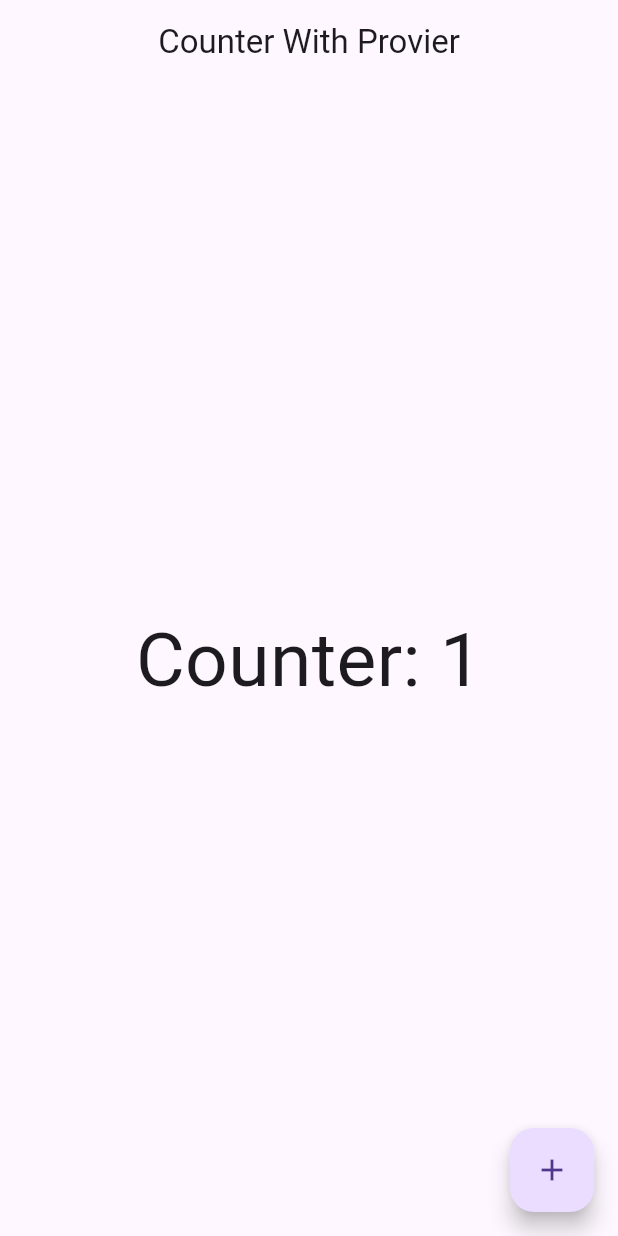
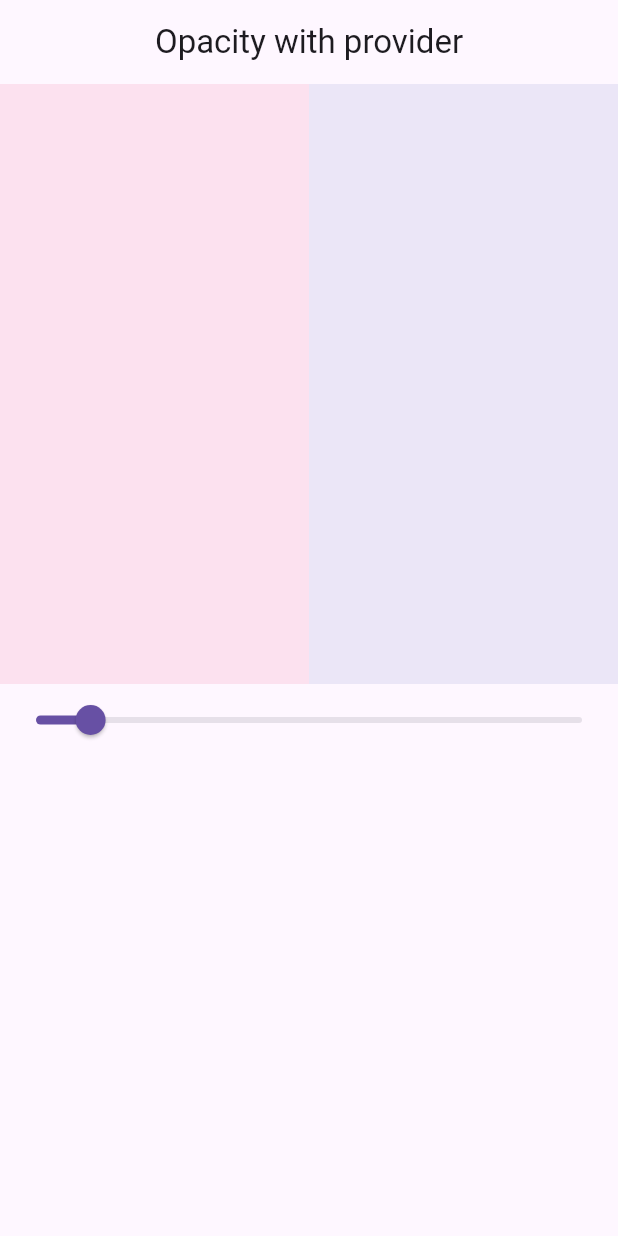
Before and after one commit to araful39/Provier_Practice, a Flutter app: the screen it shows after launch, on a phone screen of 412 x 824 dp. Run offline on Flutter 3.47's test engine with Material 3 defaults, Android fonts, the phone set to English and light mode, and no system bars; our stand-ins replace get.

Commit message:
change container opacity with setsate,getx, provider

```diff
--- a/lib/main.dart
+++ b/lib/main.dart
@@ -5,6 +5,9 @@ import 'package:provider/provider.dart';
 import 'package:provider_practice/part-01/model_view/provier_controller/provier_controller.dart';
 import 'package:provider_practice/part-01/view/counter_with_getx.dart';
 import 'package:provider_practice/part-01/view/counter_with_provider.dart';
+import 'package:provider_practice/part-01/view/opacity_color_with_setstat.dart';
+import 'package:provider_practice/part-01/view/opacity_with_getx.dart';
+import 'package:provider_practice/part-01/view/opacity_with_provier.dart';
 
 
 
@@ -25,7 +28,7 @@ class MyApp extends StatelessWidget {
 
     ],
     child: GetMaterialApp(
-      home: CounterWithProvider(),
+      home: OpacityWithProvider(),
     ),
     );
     return GetMaterialApp(
--- a/lib/part-01/model_view/controller/controller.dart
+++ b/lib/part-01/model_view/controller/controller.dart
@@ -3,8 +3,12 @@ import 'package:get/get.dart';
 class CounterController extends GetxController{
   RxInt counter=1.obs;
  var name="Raju".obs;
-
+RxDouble opactiy=0.0.obs;
 void increementCounter(){
   counter++;
 }
+void getOpacity(double val){
+  opactiy.value=val;
+  update();
 }
+}
--- a/lib/part-01/model_view/provier_controller/provier_controller.dart
+++ b/lib/part-01/model_view/provier_controller/provier_controller.dart
@@ -2,9 +2,15 @@ import 'package:flutter/cupertino.dart';
 
 class CounterProvider extends ChangeNotifier{
   int _count=1;
+  double _opacity=0.1;
   int get count=> _count;
+  double get opacity=>_opacity;
   void updateCounter(){
     _count++;
     notifyListeners();
   }
+  void updateOpacity(double value){
+    _opacity=value;
+    notifyListeners();
+  }
 }
--- /dev/null
+++ b/lib/part-01/view/opacity_with_provier.dart
@@ -0,0 +1,48 @@
+import 'package:flutter/material.dart';
+import 'package:provider/provider.dart';
+import 'package:provider_practice/part-01/model_view/provier_controller/provier_controller.dart';
+
+class OpacityWithProvider extends StatefulWidget {
+  const OpacityWithProvider({super.key});
+
+  @override
+  State<OpacityWithProvider> createState() => _OpacityWithProviderState();
+}
+
+class _OpacityWithProviderState extends State<OpacityWithProvider> {
+  @override
+  Widget build(BuildContext context) {
+    final _opactityProvider=Provider.of<CounterProvider>(context);
+    return Scaffold(
+      appBar: AppBar(
+        title: Text("Opacity with provider"),
+        centerTitle: true,
+      ),
+      body: Center(
+        child: Column(
+          children: [
+        Consumer<CounterProvider>(builder: (context,value,child){
+          return     Row(
+            children: [
+              Expanded(
+                  child: Container(
+                    color: Colors.pink.withOpacity(value.opacity),
+                    height: 400,
+                  )),
+              Expanded(
+                  child: Container(
+                    color: Colors.indigo.withOpacity(value.opacity),
+                    height: 400,
+                  )),
+            ],
+          );
+        }),
+            Slider(value: _opactityProvider.opacity, onChanged: (value){
+              _opactityProvider.updateOpacity(value);
+            })
+          ],
+        ),
+      ),
+    );
+  }
+}
```
Also changed, not shown: lib/part-01/view/opacity_color_with_setstat.dart (added, +61 -0 lines), lib/part-01/view/opacity_with_getx.dart (added, +61 -0 lines).
